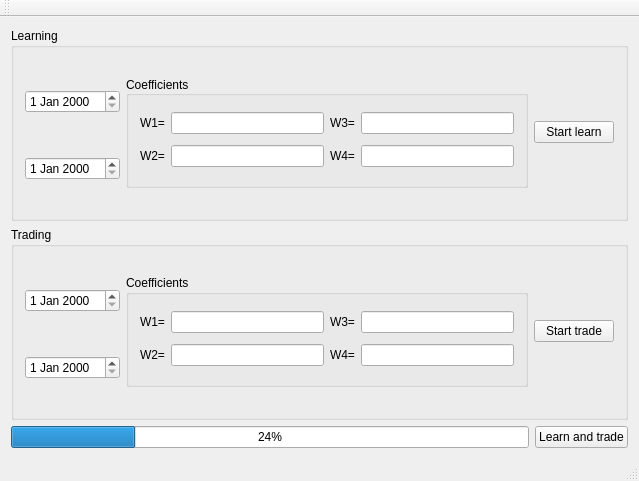
First picture: the form in mainwindow.ui, repository shadowfury/ForexTrader, before the edit.
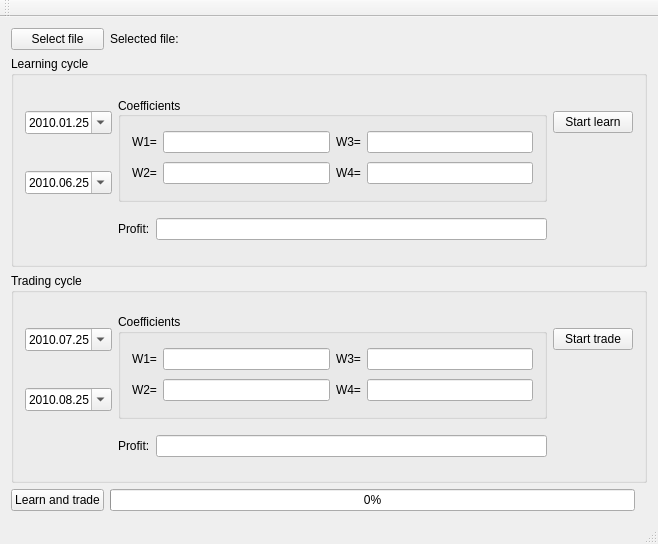
Second picture: the form after the edit.

Diff of the .ui file:
```diff
--- a/mainwindow.ui
+++ b/mainwindow.ui
@@ -6,8 +6,8 @@
    <rect>
     <x>0</x>
     <y>0</y>
-    <width>639</width>
-    <height>481</height>
+    <width>658</width>
+    <height>544</height>
    </rect>
   </property>
   <property name="windowTitle">
@@ -15,24 +15,174 @@
   </property>
   <widget class="QWidget" name="centralWidget">
    <layout class="QGridLayout" name="gridLayout">
-    <item row="0" column="0" colspan="2">
-     <widget class="QGroupBox" name="groupBox_3">
+    <item row="3" column="1" colspan="4">
+     <widget class="QGroupBox" name="tradeGroup">
       <property name="title">
-       <string>Learning</string>
+       <string>Trading cycle</string>
       </property>
       <layout class="QGridLayout" name="gridLayout_2">
        <item row="0" column="0">
-        <widget class="QDateEdit" name="dateEdit">
+        <widget class="QDateEdit" name="tradeFrom">
+         <property name="date">
+          <date>
+           <year>2010</year>
+           <month>7</month>
+           <day>25</day>
+          </date>
+         </property>
+         <property name="displayFormat">
+          <string>yyyy.MM.dd</string>
+         </property>
+         <property name="calendarPopup">
+          <bool>true</bool>
+         </property>
+        </widget>
+       </item>
+       <item row="0" column="1" rowspan="2" colspan="2">
+        <widget class="QGroupBox" name="groupBox_2">
+         <property name="title">
+          <string>Coefficients</string>
+         </property>
+         <layout class="QGridLayout" name="gridLayout_5">
+          <item row="1" column="1">
+           <widget class="QLineEdit" name="lineEdit_6"/>
+          </item>
+          <item row="0" column="3">
+           <widget class="QLineEdit" name="lineEdit_7"/>
+          </item>
+          <item row="1" column="0">
+           <widget class="QLabel" name="label_6">
+            <property name="text">
+             <string>W2=</string>
+            </property>
+           </widget>
+          </item>
+          <item row="0" column="1">
+           <widget class="QLineEdit" name="lineEdit_5"/>
+          </item>
+          <item row="0" column="0">
+           <widget class="QLabel" name="label_5">
+            <property name="text">
+             <string>W1=</string>
+            </property>
+           </widget>
+          </item>
+          <item row="0" column="2">
+           <widget class="QLabel" name="label_7">
+            <property name="text">
+             <string>W3=</string>
+            </property>
+           </widget>
+          </item>
+          <item row="1" column="2">
+           <widget class="QLabel" name="label_8">
+            <property name="text">
+             <string>W4=</string>
+            </property>
+           </widget>
+          </item>
+          <item row="1" column="3">
+           <widget class="QLineEdit" name="lineEdit_8"/>
+          </item>
+         </layout>
+        </widget>
+       </item>
+       <item row="0" column="3">
+        <widget class="QPushButton" name="start_trade">
+         <property name="text">
+          <string>Start trade</string>
+         </property>
+        </widget>
+       </item>
+       <item row="1" column="0">
+        <widget class="QDateEdit" name="tradeTo">
+         <property name="date">
+          <date>
+           <year>2010</year>
+           <month>8</month>
+           <day>25</day>
+          </date>
+         </property>
+         <property name="displayFormat">
+          <string>yyyy.MM.dd</string>
+         </property>
+         <property name="calendarPopup">
+          <bool>true</bool>
+         </property>
+        </widget>
+       </item>
+       <item row="2" column="1">
+        <widget class="QLabel" name="label_10">
+         <property name="text">
+          <string>Profit:</string>
+         </property>
+        </widget>
+       </item>
+       <item row="2" column="2">
+        <widget class="QLineEdit" name="lineEdit_10"/>
+       </item>
+      </layout>
+     </widget>
+    </item>
+    <item row="5" column="1">
+     <widget class="QPushButton" name="start_all">
+      <property name="text">
+       <string>Learn and trade</string>
+      </property>
+     </widget>
+    </item>
+    <item row="1" column="1">
+     <widget class="QPushButton" name="select_file">
+      <property name="text">
+       <string>Select file</string>
+      </property>
+     </widget>
+    </item>
+    <item row="1" column="2">
+     <widget class="QLabel" name="select_file_label">
+      <property name="text">
+       <string>Selected file:</string>
+      </property>
+     </widget>
+    </item>
+    <item row="5" column="2">
+     <widget class="QProgressBar" name="progressBar">
+      <property name="value">
+       <number>0</number>
+      </property>
+     </widget>
+    </item>
+    <item row="2" column="1" colspan="4">
+     <widget class="QGroupBox" name="trainGroup">
+      <property name="title">
+       <string>Learning cycle</string>
+      </property>
+      <layout class="QGridLayout" name="gridLayout_4">
+       <item row="0" column="0">
+        <widget class="QDateEdit" name="trainFrom">
+         <property name="date">
+          <date>
+           <year>2010</year>
+           <month>1</month>
+           <day>25</day>
+          </date>
+         </property>
          <property name="maximumTime">
           <time>
-           <hour>21</hour>
+           <hour>23</hour>
            <minute>59</minute>
            <second>59</second>
           </time>
          </property>
+         <property name="displayFormat">
+          <string>yyyy.MM.dd</string>
+         </property>
+         <property name="calendarPopup">
+          <bool>true</bool>
+         </property>
         </widget>
        </item>
-       <item row="0" column="1" rowspan="2">
+       <item row="0" column="1" rowspan="2" colspan="2">
         <widget class="QGroupBox" name="groupBox">
          <property name="title">
           <string>Coefficients</string>
@@ -48,9 +198,6 @@
             </property>
            </widget>
           </item>
-          <item row="0" column="1">
-           <widget class="QLineEdit" name="lineEdit"/>
-          </item>
           <item row="0" column="2">
            <widget class="QLabel" name="label_3">
             <property name="text">
@@ -58,19 +205,6 @@
             </property>
            </widget>
           </item>
-          <item row="0" column="3">
-           <widget class="QLineEdit" name="lineEdit_3"/>
-          </item>
-          <item row="1" column="0">
-           <widget class="QLabel" name="label_2">
-            <property name="text">
-             <string>W2=</string>
-            </property>
-           </widget>
-          </item>
-          <item row="1" column="1">
-           <widget class="QLineEdit" name="lineEdit_2"/>
-          </item>
           <item row="1" column="2">
            <widget class="QLabel" name="label_4">
             <property name="text">
@@ -78,118 +212,65 @@
             </property>
            </widget>
           </item>
+          <item row="1" column="0">
+           <widget class="QLabel" name="label_2">
+            <property name="text">
+             <string>W2=</string>
+            </property>
+           </widget>
+          </item>
+          <item row="0" column="1">
+           <widget class="QLineEdit" name="trainW1"/>
+          </item>
           <item row="1" column="3">
-           <widget class="QLineEdit" name="lineEdit_4"/>
+           <widget class="QLineEdit" name="trainW4"/>
+          </item>
+          <item row="0" column="3">
+           <widget class="QLineEdit" name="trainW3"/>
+          </item>
+          <item row="1" column="1">
+           <widget class="QLineEdit" name="trainW2"/>
           </item>
          </layout>
         </widget>
        </item>
-       <item row="0" column="2" rowspan="2">
-        <widget class="QPushButton" name="pushButton">
+       <item row="0" column="3">
+        <widget class="QPushButton" name="start_learn">
          <property name="text">
           <string>Start learn</string>
          </property>
         </widget>
        </item>
        <item row="1" column="0">
-        <widget class="QDateEdit" name="dateEdit_2"/>
-       </item>
-      </layout>
-      <zorder>pushButton</zorder>
-      <zorder>groupBox</zorder>
-      <zorder>dateEdit_2</zorder>
-      <zorder>dateEdit</zorder>
-      <zorder>pushButton</zorder>
-      <zorder>groupBox</zorder>
-      <zorder>dateEdit_2</zorder>
-      <zorder>dateEdit</zorder>
-     </widget>
-    </item>
-    <item row="1" column="0" colspan="2">
-     <widget class="QGroupBox" name="groupBox_4">
-      <property name="title">
-       <string>Trading</string>
-      </property>
-      <layout class="QGridLayout" name="gridLayout_4">
-       <item row="0" column="0">
-        <widget class="QDateEdit" name="dateEdit_4"/>
-       </item>
-       <item row="0" column="1" rowspan="2">
-        <widget class="QGroupBox" name="groupBox_2">
-         <property name="title">
-          <string>Coefficients</string>
+        <widget class="QDateEdit" name="trainTo">
+         <property name="date">
+          <date>
+           <year>2010</year>
+           <month>6</month>
+           <day>25</day>
+          </date>
          </property>
-         <layout class="QGridLayout" name="gridLayout_5">
-          <item row="0" column="0">
-           <widget class="QLabel" name="label_5">
-            <property name="text">
-             <string>W1=</string>
-            </property>
-           </widget>
-          </item>
-          <item row="0" column="1">
-           <widget class="QLineEdit" name="lineEdit_5"/>
-          </item>
-          <item row="0" column="2">
-           <widget class="QLabel" name="label_7">
-            <property name="text">
-             <string>W3=</string>
-            </property>
-           </widget>
-          </item>
-          <item row="0" column="3">
-           <widget class="QLineEdit" name="lineEdit_7"/>
-          </item>
-          <item row="1" column="0">
-           <widget class="QLabel" name="label_6">
-            <property name="text">
-             <string>W2=</string>
-            </property>
-           </widget>
-          </item>
-          <item row="1" column="1">
-           <widget class="QLineEdit" name="lineEdit_6"/>
-          </item>
-          <item row="1" column="2">
-           <widget class="QLabel" name="label_8">
-            <property name="text">
-             <string>W4=</string>
-            </property>
-           </widget>
-          </item>
-          <item row="1" column="3">
-           <widget class="QLineEdit" name="lineEdit_8"/>
-          </item>
-         </layout>
+         <property name="displayFormat">
+          <string>yyyy.MM.dd</string>
+         </property>
+         <property name="calendarPopup">
+          <bool>true</bool>
+         </property>
         </widget>
        </item>
-       <item row="0" column="2" rowspan="2">
-        <widget class="QPushButton" name="pushButton_2">
+       <item row="2" column="1">
+        <widget class="QLabel" name="label_9">
          <property name="text">
-          <string>Start trade</string>
+          <string>Profit:</string>
          </property>
         </widget>
        </item>
-       <item row="1" column="0">
-        <widget class="QDateEdit" name="dateEdit_3"/>
+       <item row="2" column="2">
+        <widget class="QLineEdit" name="trainProfit"/>
        </item>
       </layout>
      </widget>
     </item>
-    <item row="2" column="0">
-     <widget class="QProgressBar" name="progressBar">
-      <property name="value">
-       <number>24</number>
-      </property>
-     </widget>
-    </item>
-    <item row="2" column="1">
-     <widget class="QPushButton" name="pushButton_3">
-      <property name="text">
-       <string>Learn and trade</string>
-      </property>
-     </widget>
-    </item>
    </layout>
   </widget>
   <widget class="QMenuBar" name="menuBar">
```
Left out of the diff: 2 changed lines with no effect on the pictures.
